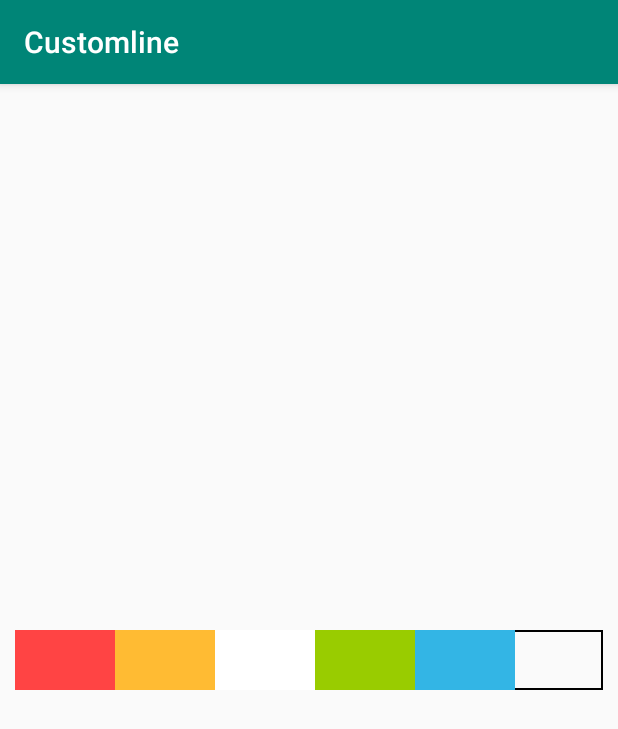
After one commit to namget/animationTest, an Android app: the GradationActivity screen opened directly, with no data from a screen before it, on a phone screen of 412 x 824 dp. The commit adds this screen. Shown: the top 729 px of the screen. Run offline under Robolectric (Android 15) with nearby library versions, the phone set to English and light mode, and no system bars.

Commit message:
- addview 형태로 만듦

```diff
--- a/app/src/main/AndroidManifest.xml
+++ b/app/src/main/AndroidManifest.xml
@@ -20,6 +20,8 @@
         </activity>
         <activity android:name=".SeekbarActivity">
         </activity>
+        <activity android:name=".GradationActivity">
+        </activity>
 
     </application>
 
--- /dev/null
+++ b/app/src/main/java/com/namget/customline/GradationActivity.kt
@@ -0,0 +1,71 @@
+package com.namget.customline
+
+import android.os.Bundle
+import android.util.Log
+import android.view.View
+import android.view.View.MeasureSpec
+import android.view.ViewGroup
+import android.widget.LinearLayout
+import androidx.appcompat.app.AppCompatActivity
+import androidx.core.content.ContextCompat
+import kotlinx.android.synthetic.main.activity_gradient.*
+
+
+class GradationActivity : AppCompatActivity() {
+
+    override fun onCreate(savedInstanceState: Bundle?) {
+        super.onCreate(savedInstanceState)
+        setContentView(R.layout.activity_gradient)
+        getDisplayMetrics()
+        gradientView()
+    }
+
+
+    fun getDisplayMetrics() {
+        val dm = applicationContext.resources.displayMetrics
+        val width = dm.widthPixels
+        println("width : $width")
+        val height = dm.heightPixels
+        println("height : $height")
+    }
+
+
+    fun gradientView() {
+
+        val linearLayout = myLinearLayout
+        linearLayout.measure(MeasureSpec.UNSPECIFIED, MeasureSpec.UNSPECIFIED)
+        val observer = linearLayout.viewTreeObserver
+        observer.addOnGlobalLayoutListener {
+            Log.d("Log", "Height: " + linearLayout.height)
+            Log.d("Log", "Width: " + linearLayout.width)
+        }
+
+        val red: View = View(this).apply {
+            layoutParams = ViewGroup.LayoutParams(100, LinearLayout.LayoutParams.MATCH_PARENT)
+            background = ContextCompat.getDrawable(this@GradationActivity, android.R.color.holo_red_light)
+        }
+        val yellow: View = View(this).apply {
+            layoutParams = ViewGroup.LayoutParams(100, LinearLayout.LayoutParams.MATCH_PARENT)
+            background = ContextCompat.getDrawable(this@GradationActivity, android.R.color.holo_orange_light)
+        }
+        val green: View = View(this).apply {
+            layoutParams = ViewGroup.LayoutParams(100, LinearLayout.LayoutParams.MATCH_PARENT)
+            background = ContextCompat.getDrawable(this@GradationActivity, android.R.color.holo_green_light)
+        }
+        val blue: View = View(this).apply {
+            layoutParams = ViewGroup.LayoutParams(100, LinearLayout.LayoutParams.MATCH_PARENT)
+            background = ContextCompat.getDrawable(this@GradationActivity, android.R.color.holo_blue_light)
+        }
+        val white: View = View(this).apply {
+            layoutParams = ViewGroup.LayoutParams(100, LinearLayout.LayoutParams.MATCH_PARENT)
+            background = ContextCompat.getDrawable(this@GradationActivity, android.R.color.white)
+        }
+
+        myLinearLayout.addView(red)
+        myLinearLayout.addView(yellow)
+        myLinearLayout.addView(white)
+        myLinearLayout.addView(green)
+        myLinearLayout.addView(blue)
+    }
+
+}
--- a/app/src/main/java/com/namget/customline/SelectActivity.kt
+++ b/app/src/main/java/com/namget/customline/SelectActivity.kt
@@ -22,5 +22,10 @@ class SelectActivity : AppCompatActivity() {
             startActivity(intent)
         }
 
+        startGradient.setOnClickListener {
+            val intent = Intent(this, GradationActivity::class.java)
+            startActivity(intent)
+        }
+
     }
 }
--- /dev/null
+++ b/app/src/main/res/drawable/shape_gradient_yellow.xml
@@ -0,0 +1,4 @@
+<?xml version="1.0" encoding="utf-8"?>
+<selector xmlns:android="http://schemas.android.com/apk/res/android">
+
+</selector>
--- /dev/null
+++ b/app/src/main/res/drawable/shape_stroke_layout.xml
@@ -0,0 +1,9 @@
+<?xml version="1.0" encoding="utf-8"?>
+<shape xmlns:android="http://schemas.android.com/apk/res/android">
+
+    <stroke
+            android:width="1dp"
+            android:color="#000000">
+    </stroke>
+
+</shape>
--- /dev/null
+++ b/app/src/main/res/layout/activity_gradient.xml
@@ -0,0 +1,21 @@
+<?xml version="1.0" encoding="utf-8"?>
+<androidx.constraintlayout.widget.ConstraintLayout
+        xmlns:android="http://schemas.android.com/apk/res/android"
+        xmlns:app="http://schemas.android.com/apk/res-auto"
+        android:layout_width="match_parent"
+        android:layout_height="match_parent">
+
+    <LinearLayout
+            android:id="@+id/myLinearLayout"
+            android:layout_marginStart="10dp"
+            android:layout_marginEnd="10dp"
+            android:orientation="horizontal"
+            android:background="@drawable/shape_stroke_layout"
+            app:layout_constraintLeft_toLeftOf="parent"
+            app:layout_constraintTop_toTopOf="parent"
+            app:layout_constraintRight_toRightOf="parent"
+            app:layout_constraintBottom_toBottomOf="parent"
+            android:layout_width="match_parent"
+            android:layout_height="40dp"/>
+
+</androidx.constraintlayout.widget.ConstraintLayout>
--- a/app/src/main/res/layout/activity_select.xml
+++ b/app/src/main/res/layout/activity_select.xml
@@ -16,4 +16,10 @@
             android:layout_width="wrap_content"
             android:layout_height="wrap_content"/>
 
+    <Button
+            android:text="startGradient"
+            android:id="@+id/startGradient"
+            android:layout_width="wrap_content"
+            android:layout_height="wrap_content"/>
+
 </LinearLayout>
```
Also changed, not shown: app/src/main/res/drawable/shape_gradient_red.xml (added, +19 -0 lines), app/src/main/res/layout/image_shape.xml (added, +7 -0 lines).
